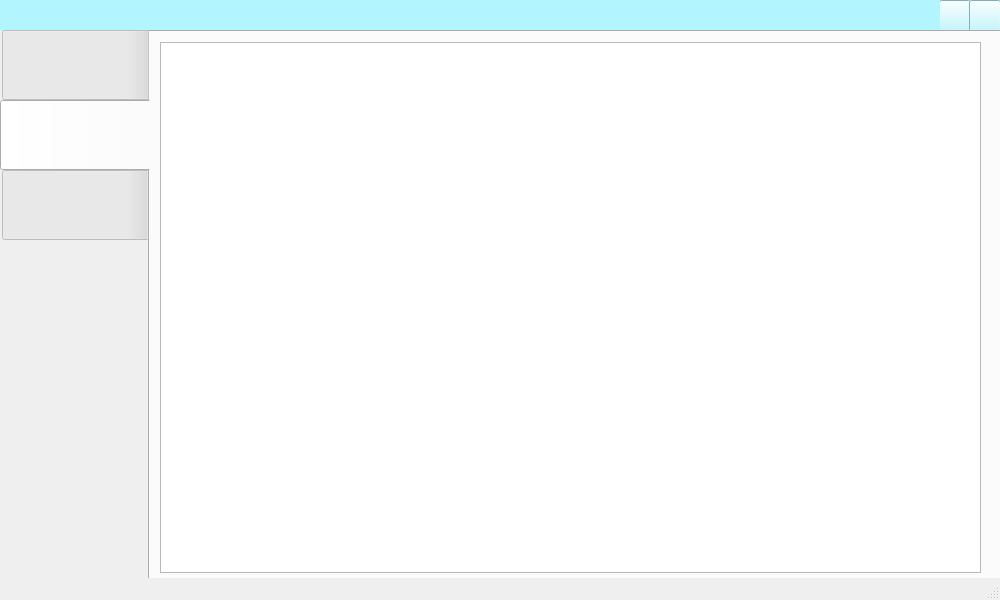
First picture: the form in QtGui/siruspatcherwindow.ui, repository MrSago/SirusPatcher, before the edit.
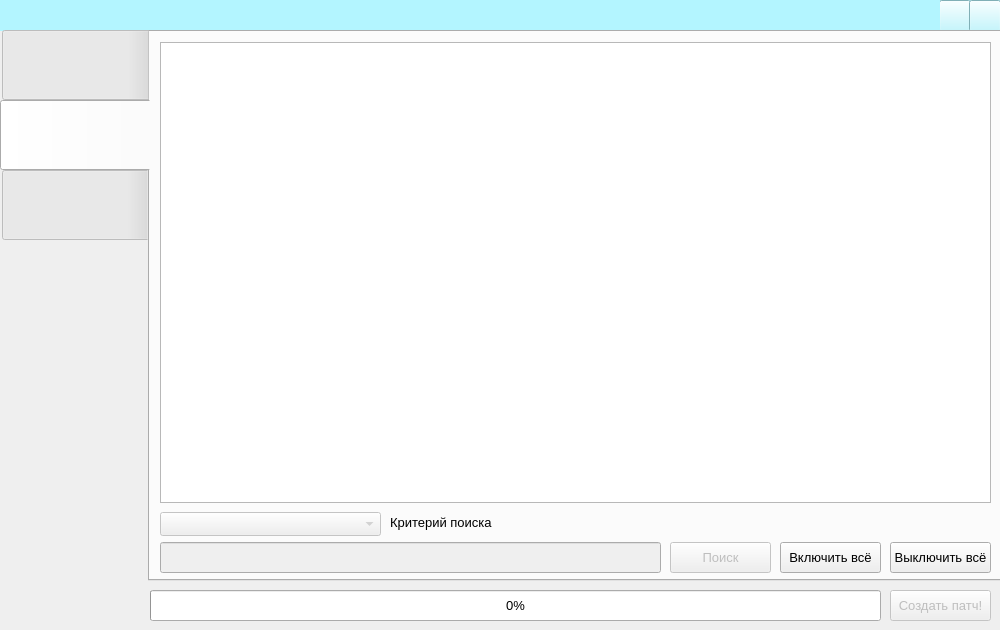
Second picture: the form after the edit. The open tabs and pages were chosen to show the change. Icons and pictures are not drawn. Custom widgets are drawn as their Qt base class.

```diff
--- a/QtGui/siruspatcherwindow.ui
+++ b/QtGui/siruspatcherwindow.ui
@@ -7,7 +7,7 @@
     <x>0</x>
     <y>0</y>
     <width>1000</width>
-    <height>600</height>
+    <height>630</height>
    </rect>
   </property>
   <property name="sizePolicy">
@@ -25,7 +25,7 @@
   <property name="maximumSize">
    <size>
     <width>1000</width>
-    <height>600</height>
+    <height>9999</height>
    </size>
   </property>
   <property name="windowTitle">
@@ -192,6 +192,9 @@
     <zorder>CloseButton</zorder>
    </widget>
    <widget class="QTabWidget" name="MainTabWidget">
+    <property name="enabled">
+     <bool>true</bool>
+    </property>
     <property name="geometry">
      <rect>
       <x>0</x>
@@ -278,16 +281,22 @@
      </widget>
     </widget>
     <widget class="QWidget" name="SpellTab">
+     <property name="enabled">
+      <bool>true</bool>
+     </property>
      <attribute name="title">
       <string/>
      </attribute>
      <widget class="QTableWidget" name="SpellTableWidget">
+      <property name="enabled">
+       <bool>true</bool>
+      </property>
       <property name="geometry">
        <rect>
         <x>10</x>
         <y>10</y>
-        <width>821</width>
-        <height>531</height>
+        <width>831</width>
+        <height>461</height>
        </rect>
       </property>
       <property name="editTriggers">
@@ -296,16 +305,126 @@
       <property name="selectionMode">
        <enum>QAbstractItemView::NoSelection</enum>
       </property>
+      <property name="verticalScrollMode">
+       <enum>QAbstractItemView::ScrollPerPixel</enum>
+      </property>
+      <property name="sortingEnabled">
+       <bool>true</bool>
+      </property>
       <property name="rowCount">
        <number>0</number>
       </property>
       <property name="columnCount">
        <number>0</number>
       </property>
+      <attribute name="horizontalHeaderDefaultSectionSize">
+       <number>35</number>
+      </attribute>
       <attribute name="verticalHeaderVisible">
        <bool>false</bool>
       </attribute>
      </widget>
+     <widget class="QPushButton" name="EnableAllCBSPellButton">
+      <property name="geometry">
+       <rect>
+        <x>630</x>
+        <y>510</y>
+        <width>101</width>
+        <height>31</height>
+       </rect>
+      </property>
+      <property name="font">
+       <font>
+        <pointsize>10</pointsize>
+       </font>
+      </property>
+      <property name="text">
+       <string>Включить всё</string>
+      </property>
+     </widget>
+     <widget class="QPushButton" name="DisableAllCBSpellButton">
+      <property name="geometry">
+       <rect>
+        <x>740</x>
+        <y>510</y>
+        <width>101</width>
+        <height>31</height>
+       </rect>
+      </property>
+      <property name="font">
+       <font>
+        <pointsize>10</pointsize>
+       </font>
+      </property>
+      <property name="text">
+       <string>Выключить всё</string>
+      </property>
+     </widget>
+     <widget class="QLineEdit" name="SearchSpellLine">
+      <property name="enabled">
+       <bool>false</bool>
+      </property>
+      <property name="geometry">
+       <rect>
+        <x>10</x>
+        <y>510</y>
+        <width>501</width>
+        <height>31</height>
+       </rect>
+      </property>
+     </widget>
+     <widget class="QPushButton" name="SearchSpellButton">
+      <property name="enabled">
+       <bool>false</bool>
+      </property>
+      <property name="geometry">
+       <rect>
+        <x>520</x>
+        <y>510</y>
+        <width>101</width>
+        <height>31</height>
+       </rect>
+      </property>
+      <property name="font">
+       <font>
+        <pointsize>10</pointsize>
+       </font>
+      </property>
+      <property name="text">
+       <string>Поиск</string>
+      </property>
+     </widget>
+     <widget class="QComboBox" name="SearchCriterionSpellBox">
+      <property name="enabled">
+       <bool>false</bool>
+      </property>
+      <property name="geometry">
+       <rect>
+        <x>10</x>
+        <y>480</y>
+        <width>221</width>
+        <height>24</height>
+       </rect>
+      </property>
+     </widget>
+     <widget class="QLabel" name="SearchCriterionSpellLabel">
+      <property name="geometry">
+       <rect>
+        <x>240</x>
+        <y>480</y>
+        <width>261</width>
+        <height>21</height>
+       </rect>
+      </property>
+      <property name="font">
+       <font>
+        <pointsize>10</pointsize>
+       </font>
+      </property>
+      <property name="text">
+       <string>Критерий поиска</string>
+      </property>
+     </widget>
     </widget>
     <widget class="QWidget" name="AboutTab">
      <attribute name="title">
@@ -326,11 +445,49 @@
      </widget>
     </widget>
    </widget>
+   <widget class="QPushButton" name="CreatePatchButton">
+    <property name="enabled">
+     <bool>false</bool>
+    </property>
+    <property name="geometry">
+     <rect>
+      <x>890</x>
+      <y>590</y>
+      <width>101</width>
+      <height>31</height>
+     </rect>
+    </property>
+    <property name="font">
+     <font>
+      <pointsize>10</pointsize>
+     </font>
+    </property>
+    <property name="text">
+     <string>Создать патч!</string>
+    </property>
+   </widget>
+   <widget class="QProgressBar" name="ProgressBar">
+    <property name="geometry">
+     <rect>
+      <x>150</x>
+      <y>590</y>
+      <width>731</width>
+      <height>31</height>
+     </rect>
+    </property>
+    <property name="font">
+     <font>
+      <pointsize>10</pointsize>
+     </font>
+    </property>
+    <property name="value">
+     <number>0</number>
+    </property>
+   </widget>
    <zorder>HeaderButtonsWidget</zorder>
    <zorder>HeaderWidget</zorder>
    <zorder>MainTabWidget</zorder>
   </widget>
-  <widget class="QStatusBar" name="StatusBar"/>
  </widget>
  <customwidgets>
   <customwidget>
```
Left out of the diff: 21 changed lines with no effect on the pictures.
